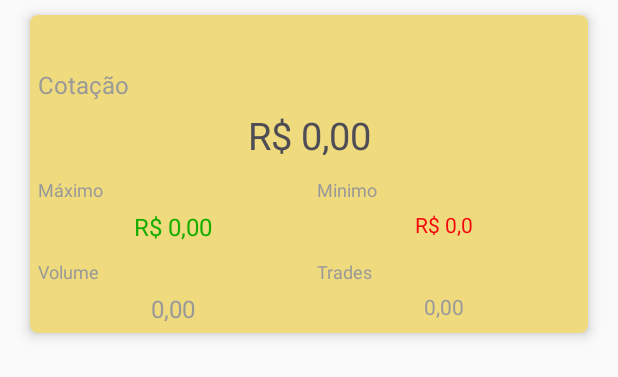
After one commit to ItaloJosep/BitcoinBR, an Android app: the layout item_exchange.xml on its own in the app's theme, with its tools: preview values and no code run, on a phone screen of 412 x 824 dp. The commit adds this screen. Shown: the top 377 px of the screen. Run offline under Robolectric (Android 15) with nearby library versions, the phone set to English and light mode, and no system bars.

Commit message:
Criando o fragment exchanges e preenchendo a lista

```diff
--- /dev/null
+++ b/app/src/main/res/layout/item_exchange.xml
@@ -0,0 +1,198 @@
+<?xml version="1.0" encoding="utf-8"?>
+<LinearLayout xmlns:android="http://schemas.android.com/apk/res/android"
+    android:layout_width="match_parent"
+    android:layout_height="wrap_content"
+    xmlns:app="http://schemas.android.com/apk/res-auto">
+
+    <android.support.v7.widget.CardView
+        android:id="@+id/card_view_buy"
+        android:layout_below="@+id/card_view"
+        android:layout_width="match_parent"
+        android:layout_height="wrap_content"
+        android:layout_marginTop="10dp"
+        android:layout_marginLeft="20dp"
+        android:layout_marginRight="20dp"
+        android:layout_marginBottom="10dp"
+        app:cardBackgroundColor="@color/card_home"
+        app:cardCornerRadius="5dp"
+        app:cardElevation="5dp">
+
+        <LinearLayout
+            android:layout_width="match_parent"
+            android:layout_height="wrap_content"
+            android:layout_marginRight="5dp"
+            android:layout_marginLeft="5dp"
+            android:orientation="vertical">
+
+            <TextView
+                android:id="@+id/name_exchange"
+                android:layout_width="match_parent"
+                android:layout_height="wrap_content"
+                android:gravity="center"
+                android:textColor="@color/background"
+                android:textSize="18sp"
+                android:layout_marginTop="5dp" />
+
+            <LinearLayout
+                android:layout_width="match_parent"
+                android:layout_height="wrap_content"
+                android:orientation="vertical">
+
+                <TextView
+                    android:layout_width="match_parent"
+                    android:layout_height="wrap_content"
+                    android:text="@string/label_value"
+                    android:textColor="@color/backgroundLigth"
+                    android:textSize="16sp"
+                    android:layout_marginTop="5dp" />
+
+                <TextView
+                    android:id="@+id/value_last"
+                    android:layout_width="match_parent"
+                    android:layout_height="wrap_content"
+                    android:layout_marginLeft="5dp"
+                    android:layout_marginRight="5dp"
+                    android:layout_marginTop="5dp"
+                    android:textSize="25sp"
+                    android:textColor="@color/background"
+                    android:text="R$ 0,00"
+                    android:gravity="center"/>
+
+            </LinearLayout>
+
+            <LinearLayout
+                android:layout_width="match_parent"
+                android:layout_height="wrap_content"
+                android:layout_marginTop="5dp"
+                android:layout_marginBottom="5dp"
+                android:orientation="horizontal">
+
+                <LinearLayout
+                    android:layout_width="0dp"
+                    android:layout_height="wrap_content"
+                    android:layout_weight="1"
+                    android:orientation="vertical">
+
+                    <TextView
+                        android:layout_width="match_parent"
+                        android:layout_height="wrap_content"
+                        android:text="@string/label_max"
+                        android:textColor="@color/backgroundLigth"
+                        android:textSize="12sp"
+                        android:layout_marginTop="5dp" />
+
+                    <TextView
+                        android:id="@+id/value_max"
+                        android:layout_width="match_parent"
+                        android:layout_height="wrap_content"
+                        android:layout_marginLeft="5dp"
+                        android:layout_marginRight="5dp"
+                        android:layout_marginTop="5dp"
+                        android:textSize="16sp"
+                        android:textColor="@color/value_max"
+                        android:text="R$ 0,00"
+                        android:gravity="center"/>
+
+                </LinearLayout>
+
+                <LinearLayout
+                    android:layout_width="0dp"
+                    android:layout_height="wrap_content"
+                    android:layout_weight="1"
+                    android:orientation="vertical">
+
+                    <TextView
+                        android:layout_width="match_parent"
+                        android:layout_height="wrap_content"
+                        android:text="@string/label_min"
+                        android:textColor="@color/backgroundLigth"
+                        android:textSize="12sp"
+                        android:layout_marginTop="5dp"
+                        android:layout_marginLeft="5dp" />
+
+                    <TextView
+                        android:id="@+id/value_min"
+                        android:layout_width="match_parent"
+                        android:layout_height="wrap_content"
+                        android:layout_marginLeft="5dp"
+                        android:layout_marginRight="5dp"
+                        android:layout_marginTop="5dp"
+                        android:textSize="14sp"
+                        android:textColor="@color/value_min"
+                        android:text="R$ 0,0"
+                        android:gravity="center"/>
+
+                </LinearLayout>
+
+            </LinearLayout>
+
+            <LinearLayout
+                android:layout_width="match_parent"
+                android:layout_height="wrap_content"
+                android:layout_marginBottom="5dp"
+                android:orientation="horizontal">
+
+                <LinearLayout
+                    android:layout_width="0dp"
+                    android:layout_height="wrap_content"
+                    android:layout_weight="1"
+                    android:orientation="vertical">
+
+                    <TextView
+                        android:layout_width="match_parent"
+                        android:layout_height="wrap_content"
+                        android:text="@string/label_volume"
+                        android:textColor="@color/backgroundLigth"
+                        android:textSize="12sp"
+                        android:layout_marginTop="5dp" />
+
+                    <TextView
+                        android:id="@+id/value_vol"
+                        android:layout_width="match_parent"
+                        android:layout_height="wrap_content"
+                        android:layout_marginLeft="5dp"
+                        android:layout_marginRight="5dp"
+                        android:layout_marginTop="5dp"
+                        android:textSize="16sp"
+                        android:textColor="@color/backgroundLigth"
+                        android:text="0,00"
+                        android:gravity="center"/>
+
+                </LinearLayout>
+
+                <LinearLayout
+                    android:layout_width="0dp"
+                    android:layout_height="wrap_content"
+                    android:layout_weight="1"
+                    android:orientation="vertical">
+
+                    <TextView
+                        android:layout_width="match_parent"
+                        android:layout_height="wrap_content"
+                        android:text="@string/label_trade"
+                        android:textColor="@color/backgroundLigth"
+                        android:textSize="12sp"
+                        android:layout_marginTop="5dp"
+                        android:layout_marginLeft="5dp" />
+
+                    <TextView
+                        android:id="@+id/value_trade"
+                        android:layout_width="match_parent"
+                        android:layout_height="wrap_content"
+                        android:layout_marginLeft="5dp"
+                        android:layout_marginRight="5dp"
+                        android:layout_marginTop="5dp"
+                        android:textSize="14sp"
+                        android:textColor="@color/backgroundLigth"
+                        android:text="0,00"
+                        android:gravity="center"/>
+
+                </LinearLayout>
+
+            </LinearLayout>
+
+        </LinearLayout>
+
+    </android.support.v7.widget.CardView>
+
+</LinearLayout>
--- a/app/src/main/res/values/strings.xml
+++ b/app/src/main/res/values/strings.xml
@@ -9,7 +9,9 @@
     <string name="label_best_sell">Melhor exchange para vender</string>
     <string name="label_min">Minimo</string>
     <string name="label_volume">Volume</string>
+    <string name="label_trade">Trades</string>
     <string name="label_date_value">Atualizado em %1$s às %2$s</string>
+    <string name="msg_erro_exchange">Não foi possivel carregar a \nlista de exchange</string>
 
 
     <string name="title_home">Home</string>
```
Also changed, not shown: app/src/main/java/com/italo/bitcoinbr/bitcoinbr/Fragments/FragmentExchange.java (+95 -0 lines), app/src/main/java/com/italo/bitcoinbr/bitcoinbr/Fragments/FragmentHome.java (+7 -1 lines), app/src/main/java/com/italo/bitcoinbr/bitcoinbr/adapter/adapterExchange.java (added, +89 -0 lines), app/src/main/res/layout/fragment_exchange.xml (+57 -2 lines), app/src/main/res/layout/fragment_home.xml (+4 -4 lines), app/src/main/res/drawable/ic_bitcoin_gold.png (added).
